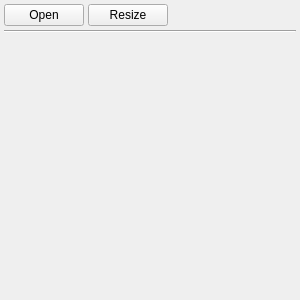
Qt form src/property/widgets/paintframe.ui (Gris87/ObjectController) before a commit.
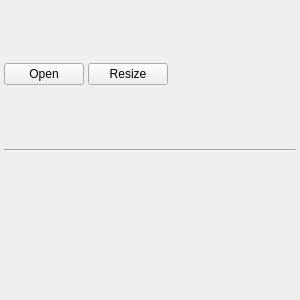
The same form after that commit.

Patch:
```diff
--- a/src/property/widgets/paintframe.ui
+++ b/src/property/widgets/paintframe.ui
@@ -18,7 +18,14 @@
     <number>4</number>
    </property>
    <item>
+    <widget class="QWidget" name="headerWidget" native="true">
     <layout class="QHBoxLayout" name="horizontalLayout_2">
+      <property name="spacing">
+       <number>4</number>
+      </property>
+      <property name="margin">
+       <number>0</number>
+      </property>
      <item>
       <widget class="QPushButton" name="openButton">
        <property name="text">
@@ -47,6 +54,7 @@
       </spacer>
      </item>
     </layout>
+    </widget>
    </item>
    <item>
     <widget class="Line" name="line">
```
Lines whose indentation alone changed are shown as unchanged.
